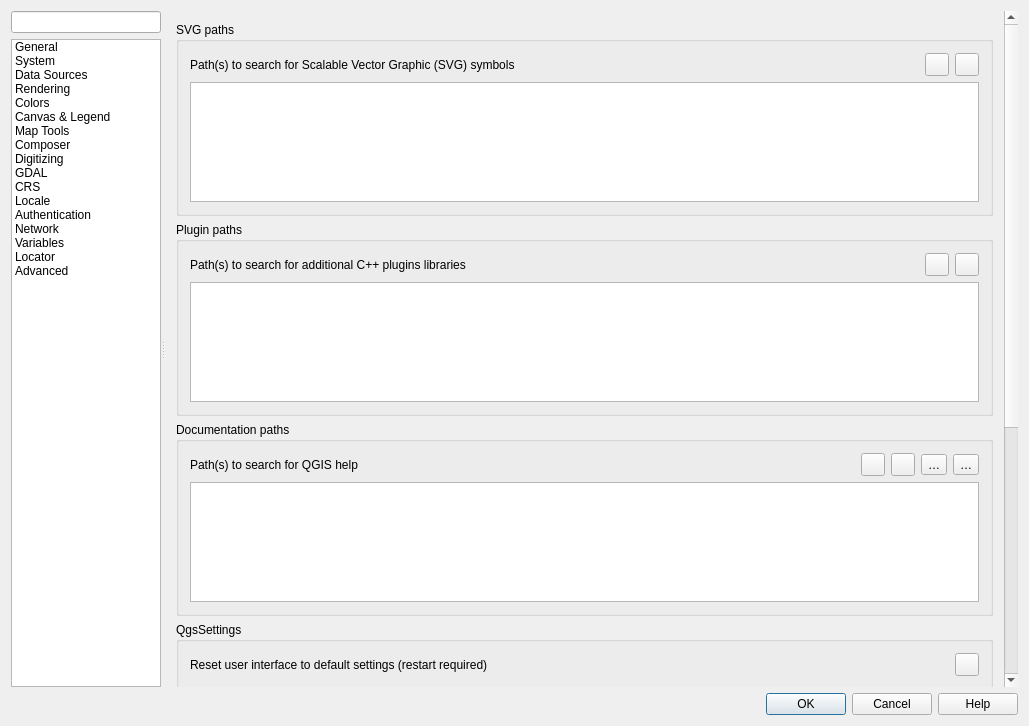
Old version of the form src/ui/qgsoptionsbase.ui in the repository qgis/QGIS.
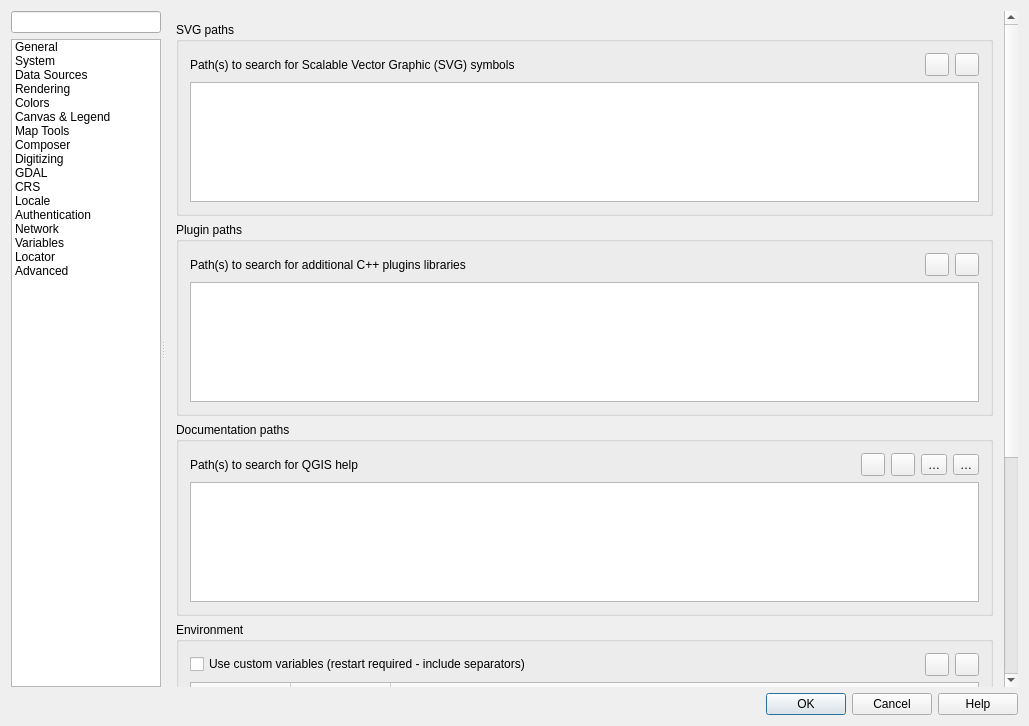
New version of the form. The open tabs and pages were chosen to show the change. Icons and pictures are not drawn. Custom widgets are drawn as their Qt base class.

Commit message:
Restore functionality to remove the defaultWindowState
- now that we have profiles in QGIS and we do not put the QSettings
in the registry anymore (QGIS did that on Windows), this button is not so
much needed anymore

What changed in the file:
```diff
--- a/src/ui/qgsoptionsbase.ui
+++ b/src/ui/qgsoptionsbase.ui
@@ -1234,49 +1234,6 @@
                  </layout>
                 </widget>
                </item>
-               <item>
-                <widget class="QgsCollapsibleGroupBox" name="mQSettingsGrpBx">
-                 <property name="title">
-                  <string>QgsSettings</string>
-                 </property>
-                 <layout class="QGridLayout" name="gridLayout_13">
-                  <item row="0" column="1">
-                   <spacer name="horizontalSpacer_42">
-                    <property name="orientation">
-                     <enum>Qt::Horizontal</enum>
-                    </property>
-                    <property name="sizeHint" stdset="0">
-                     <size>
-                      <width>40</width>
-                      <height>20</height>
-                     </size>
-                    </property>
-                   </spacer>
-                  </item>
-                  <item row="0" column="2">
-                   <widget class="QToolButton" name="mRestoreDefaultWindowStateBtn">
-                    <property name="toolTip">
-                     <string>Reset</string>
-                    </property>
-                    <property name="text">
-                     <string/>
-                    </property>
-                    <property name="icon">
-                     <iconset resource="../../images/images.qrc">
-                      <normaloff>:/images/themes/default/mActionUndo.svg</normaloff>:/images/themes/default/mActionUndo.svg</iconset>
-                    </property>
-                   </widget>
-                  </item>
-                  <item row="0" column="0">
-                   <widget class="QLabel" name="mRestoreDefaultWindowStateLbl">
-                    <property name="text">
-                     <string>Reset user interface to default settings (restart required)</string>
-                    </property>
-                   </widget>
-                  </item>
-                 </layout>
-                </widget>
-               </item>
                <item>
                 <widget class="QgsCollapsibleGroupBox" name="mEnvironmentGrpBx">
                  <property name="minimumSize">
```
The commit also changes 2 other files.
